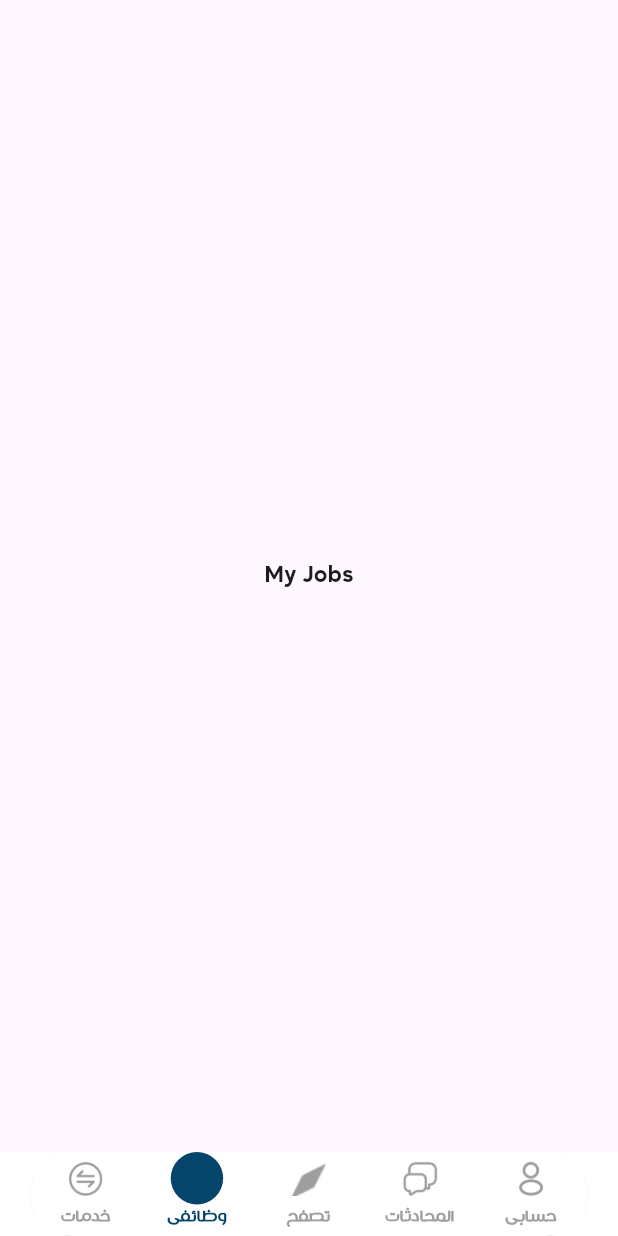
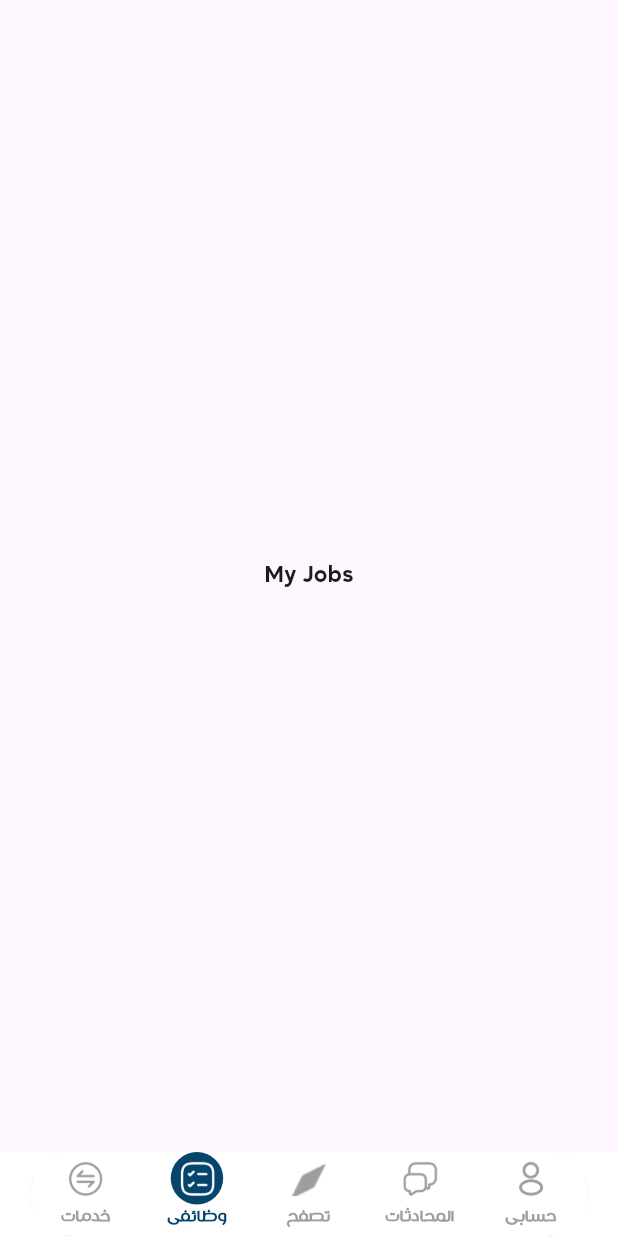
Before and after one commit to mona690/jobs_screen, a Flutter app: the screen it shows after launch, item 2 of the bottom bar chosen, on a phone screen of 412 x 824 dp. Run offline on Flutter 3.47's test engine with Material 3 defaults, Android fonts, the phone set to English and light mode, and no system bars; drawn by our look-alikes of animated_bottom_navigation_bar; our stand-ins replace dio, flutter_screenutil.

Commit message:
1/1/2025

```diff
--- a/lib/app/home_cycle/views/root_screen.dart
+++ b/lib/app/home_cycle/views/root_screen.dart
@@ -18,7 +18,7 @@ class RootScreen extends StatefulWidget {
 }
 
 class _RootScreenState extends State<RootScreen> {
-  int _currentIndex = 0;
+  int _currentIndex = 2;
 
   final iconList = <Widget>[
     const ImageIcon(
@@ -103,12 +103,12 @@ class _RootScreenState extends State<RootScreen> {
                             ? Icon(
                                 (iconList[index] as Icon).icon,
                                 size: 25,
-                                color: isActive ? mainBlue : Colors.grey,
+                                color: isActive ? white : Colors.grey,
                               )
                             : ImageIcon(
                                 (iconList[index] as ImageIcon).image,
                                 size: 25,
-                                color: isActive ? mainBlue : Colors.grey,
+                                color: isActive ? white : Colors.grey,
                               ),
                       ),
                     ),
--- a/lib/app/home_cycle/widgets/job_wiget.dart
+++ b/lib/app/home_cycle/widgets/job_wiget.dart
@@ -82,6 +82,7 @@ class JobWidget extends StatelessWidget {
             ],
           ),
           Divider(
+             endIndent: 0.0,
             color: grey,
           ),
           Row(
```
